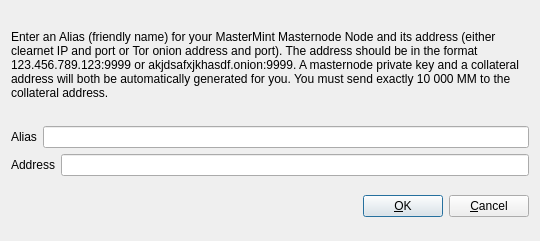
Qt form src/qt/forms/addeditadrenalinenode.ui (MasterMint/MasterMint) before a commit.
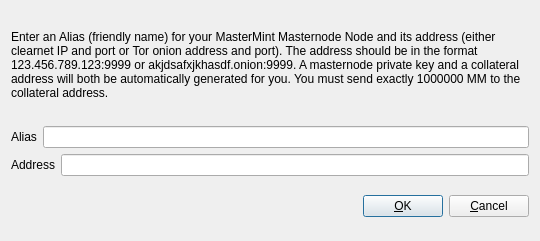
The same form after that commit.

```diff
--- a/src/qt/forms/addeditadrenalinenode.ui
+++ b/src/qt/forms/addeditadrenalinenode.ui
@@ -34,7 +34,7 @@
         </sizepolicy>
        </property>
        <property name="text">
-        <string>&lt;html&gt;&lt;head/&gt;&lt;body&gt;&lt;p&gt;Enter an Alias (friendly name) for your MasterMint Masternode Node and its address (either clearnet IP and port or Tor onion address and port).  The address should be in the format 123.456.789.123:9999 or akjdsafxjkhasdf.onion:9999.  A masternode private key and a collateral address will both be automatically generated for you.  You must send exactly 10 000 MM to the collateral address.&lt;/p&gt;&lt;/body&gt;&lt;/html&gt;</string>
+        <string>&lt;html&gt;&lt;head/&gt;&lt;body&gt;&lt;p&gt;Enter an Alias (friendly name) for your MasterMint Masternode Node and its address (either clearnet IP and port or Tor onion address and port).  The address should be in the format 123.456.789.123:9999 or akjdsafxjkhasdf.onion:9999.  A masternode private key and a collateral address will both be automatically generated for you.  You must send exactly 1000000 MM to the collateral address.&lt;/p&gt;&lt;/body&gt;&lt;/html&gt;</string>
        </property>
        <property name="wordWrap">
         <bool>true</bool>
```
